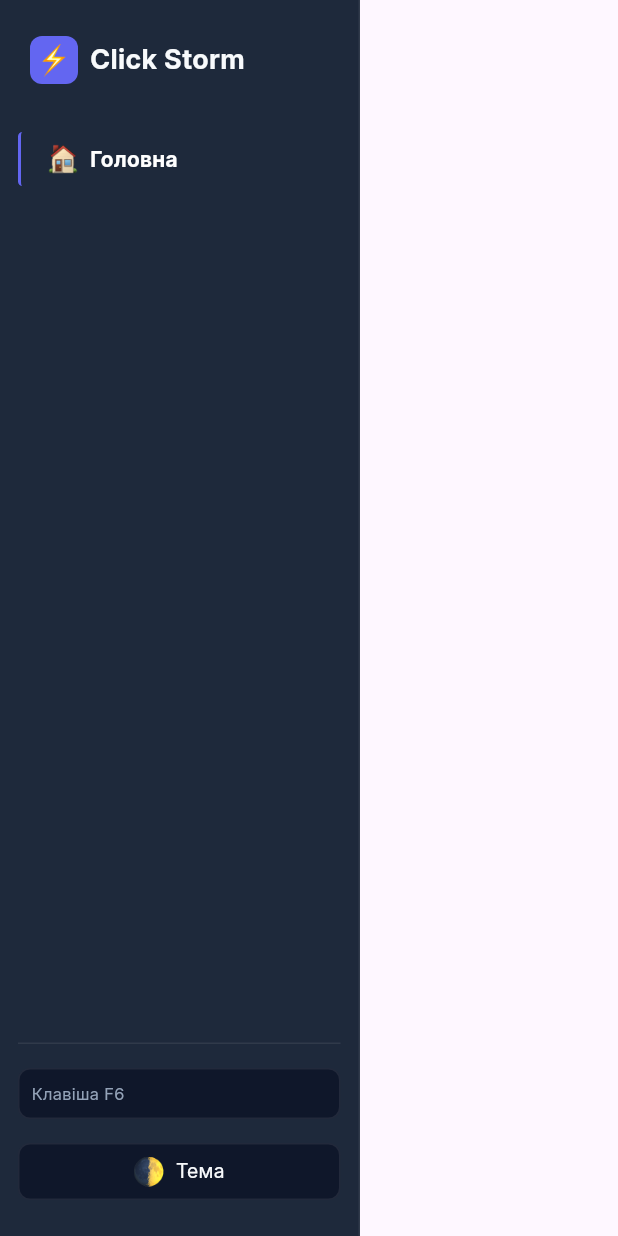
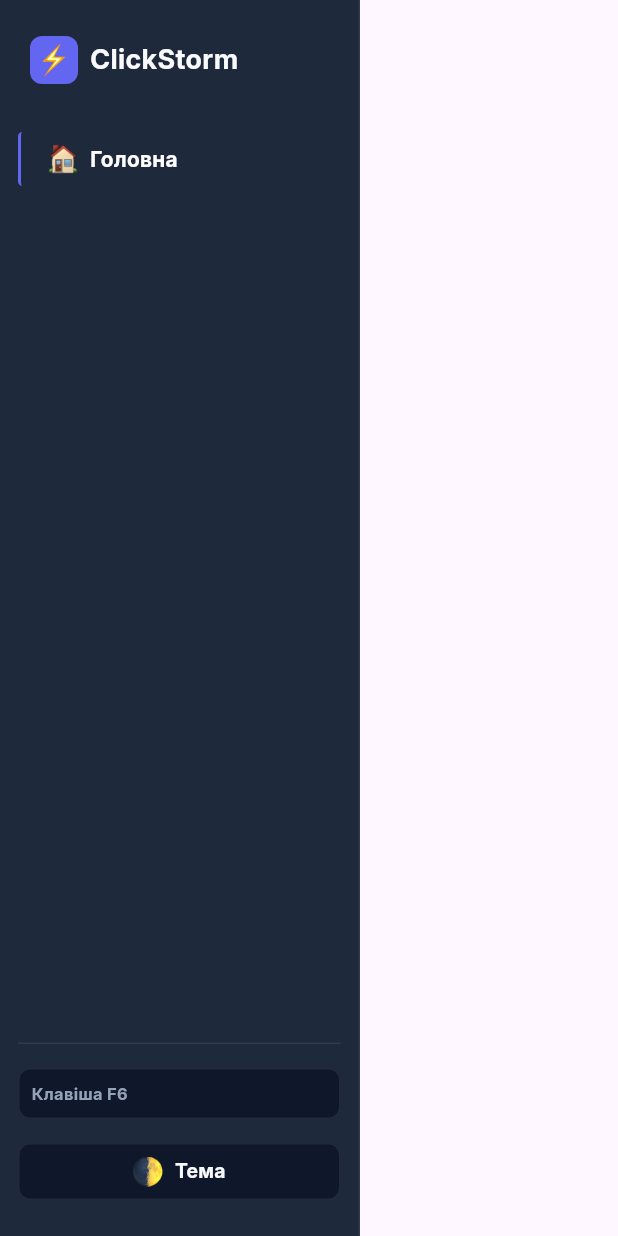
Before and after one commit to gitCode5345/desktop_auto_clicker, a Flutter app: the SidebarWidget widget shown alone on an empty page, opened directly, on a phone screen of 412 x 824 dp. Run offline on Flutter 3.47's test engine with Material 3 defaults, Android fonts, the phone set to English and light mode, and no system bars; our stand-ins replace equatable, flutter_bloc, get_it; missing offline and left inert: dart:ffi.

Commit message:
KAN-11: sidebar and dynamic design configured

```diff
--- /dev/null
+++ b/lib/src/core/constants/dimensions.dart
@@ -0,0 +1 @@
+const int smallDesktopWidth = 680;
--- a/lib/src/features/main_page/presentation/widgets/sidebar_widget.dart
+++ b/lib/src/features/main_page/presentation/widgets/sidebar_widget.dart
@@ -2,6 +2,8 @@ import 'package:desktop_auto_clicker/src/core/constants/app_images.dart';
 import 'package:desktop_auto_clicker/src/core/themes/app_color.dart';
 import 'package:desktop_auto_clicker/src/features/main_page/presentation/widgets/info_container_widget.dart';
 import 'package:desktop_auto_clicker/src/features/main_page/presentation/widgets/nav_item_widget.dart';
+import 'package:desktop_auto_clicker/src/features/main_page/presentation/widgets/inter_text_widget.dart';
+import 'package:desktop_auto_clicker/src/features/main_page/presentation/widgets/tappable_container.dart';
 import 'package:flutter/material.dart';
 
 class SidebarWidget extends StatelessWidget {
@@ -49,14 +51,10 @@ class SidebarWidget extends StatelessWidget {
                 )
               ),
               const SizedBox(width: 8),
-              Text(
-                'Click Storm',
-                style: TextStyle(
-                  fontSize: 18,
-                  fontFamily: 'Inter',
-                  color: textColor,
-                  fontWeight: FontWeight.bold
-                ),
+              InterTextWidget(
+                data: 'ClickStorm',
+                fontSize: 18.0,
+                color: textColor,
               )
             ],
           ),
@@ -89,18 +87,15 @@ class SidebarWidget extends StatelessWidget {
               children: [
                 InfoContainerWidget(
                   padding: EdgeInsets.all(8.0),
-                  child: Text(
-                    'Клавіша F6',
-                    style: TextStyle(
-                      fontSize: 11,
-                      fontFamily: 'Inter',
-                      color: infoTextColor,
-                    ),
+                  child: InterTextWidget(
+                    data: 'Клавіша F6',
+                    fontSize: 11,
+                    color: infoTextColor,
                   ),
                 ),
                 const SizedBox(height: 16),
-                // TODO: make a container which wrapped with GestureDetector
-                InfoContainerWidget(
+                TappableContainer(
+                  onTap: () => debugPrint('Toggle theme'),
                   padding: EdgeInsets.all(8.0),
                   child: Row(
                     mainAxisAlignment: MainAxisAlignment.center,
@@ -111,13 +106,10 @@ class SidebarWidget extends StatelessWidget {
                         height: 20,
                       ),
                       const SizedBox(width: 8),
-                      Text(
-                        'Тема',
-                        style: TextStyle(
-                          fontSize: 13,
-                          fontFamily: 'Inter',
-                          color: textColor,
-                        ),
+                      InterTextWidget(
+                        data: 'Тема',
+                        fontSize: 13,
+                        color: textColor,
                       )
                     ],
                   ),
```
Also changed, not shown: lib/src/features/main_page/presentation/widgets/large_desktop_body.dart (added, +22 -0 lines), lib/src/features/main_page/presentation/widgets/responsive_layout_widget.dart (added, +21 -0 lines), lib/src/features/main_page/presentation/widgets/small_desktop_body.dart (added, +18 -0 lines).
